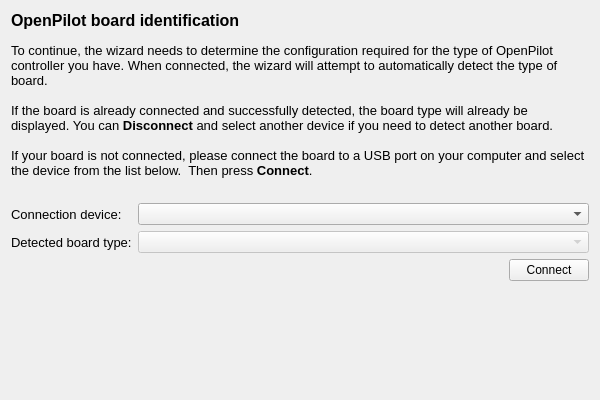
First picture: the form in ground/openpilotgcs/src/plugins/setupwizard/pages/controllerpage.ui, repository openpilot/OpenPilot, before the edit.
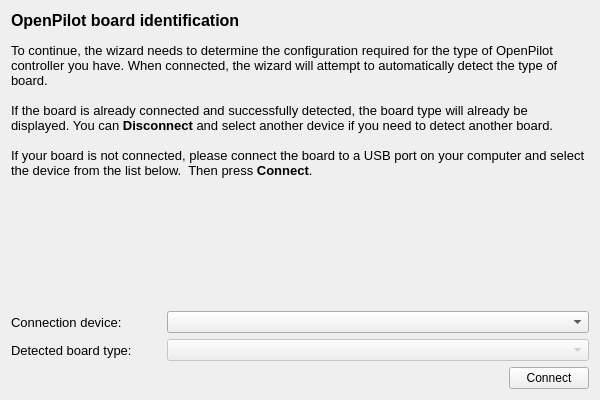
Second picture: the form after the edit.

Commit message: Fixed layouts in the setup wizard and made the wizard resizeable.

What changed in the file:
```diff
--- a/ground/openpilotgcs/src/plugins/setupwizard/pages/controllerpage.ui
+++ b/ground/openpilotgcs/src/plugins/setupwizard/pages/controllerpage.ui
@@ -10,6 +10,18 @@
     <height>400</height>
    </rect>
   </property>
+  <property name="sizePolicy">
+   <sizepolicy hsizetype="Expanding" vsizetype="Expanding">
+    <horstretch>0</horstretch>
+    <verstretch>0</verstretch>
+   </sizepolicy>
+  </property>
+  <property name="minimumSize">
+   <size>
+    <width>400</width>
+    <height>400</height>
+   </size>
+  </property>
   <property name="windowTitle">
    <string>WizardPage</string>
   </property>
@@ -44,9 +56,30 @@
     </widget>
    </item>
    <item>
-    <layout class="QFormLayout" name="formLayout">
-     <item row="1" column="0">
+    <spacer name="verticalSpacer">
+     <property name="orientation">
+      <enum>Qt::Vertical</enum>
+     </property>
+     <property name="sizeHint" stdset="0">
+      <size>
+       <width>20</width>
+       <height>40</height>
+      </size>
+     </property>
+    </spacer>
+   </item>
+   <item>
+    <layout class="QVBoxLayout" name="verticalLayout_2">
+     <item>
+      <layout class="QHBoxLayout" name="horizontalLayout_2">
+       <item>
       <widget class="QLabel" name="label_2">
+         <property name="minimumSize">
+          <size>
+           <width>150</width>
+           <height>0</height>
+          </size>
+         </property>
        <property name="font">
         <font>
          <pointsize>10</pointsize>
@@ -59,11 +92,28 @@
        </property>
       </widget>
      </item>
-     <item row="1" column="1">
-      <widget class="QComboBox" name="deviceCombo"/>
-     </item>
-     <item row="2" column="0">
+       <item>
+        <widget class="QComboBox" name="deviceCombo">
+         <property name="sizePolicy">
+          <sizepolicy hsizetype="Expanding" vsizetype="Fixed">
+           <horstretch>0</horstretch>
+           <verstretch>0</verstretch>
+          </sizepolicy>
+         </property>
+        </widget>
+       </item>
+      </layout>
+     </item>
+     <item>
+      <layout class="QHBoxLayout" name="horizontalLayout_3">
+       <item>
       <widget class="QLabel" name="label_3">
+         <property name="minimumSize">
+          <size>
+           <width>150</width>
+           <height>0</height>
+          </size>
+         </property>
        <property name="font">
         <font>
          <pointsize>10</pointsize>
@@ -76,14 +126,22 @@
        </property>
       </widget>
      </item>
-     <item row="2" column="1">
+       <item>
       <widget class="QComboBox" name="boardTypeCombo">
        <property name="enabled">
         <bool>false</bool>
        </property>
-      </widget>
-     </item>
-     <item row="3" column="1">
+         <property name="sizePolicy">
+          <sizepolicy hsizetype="Expanding" vsizetype="Fixed">
+           <horstretch>0</horstretch>
+           <verstretch>0</verstretch>
+          </sizepolicy>
+         </property>
+        </widget>
+       </item>
+      </layout>
+     </item>
+     <item>
       <layout class="QHBoxLayout" name="horizontalLayout">
        <item>
         <spacer name="horizontalSpacer">
@@ -102,7 +160,7 @@
         <widget class="QPushButton" name="connectButton">
          <property name="maximumSize">
           <size>
-           <width>100</width>
+           <width>120</width>
            <height>16777215</height>
           </size>
          </property>
```
Lines whose indentation alone changed are shown as unchanged. The commit also changes 15 other files.
